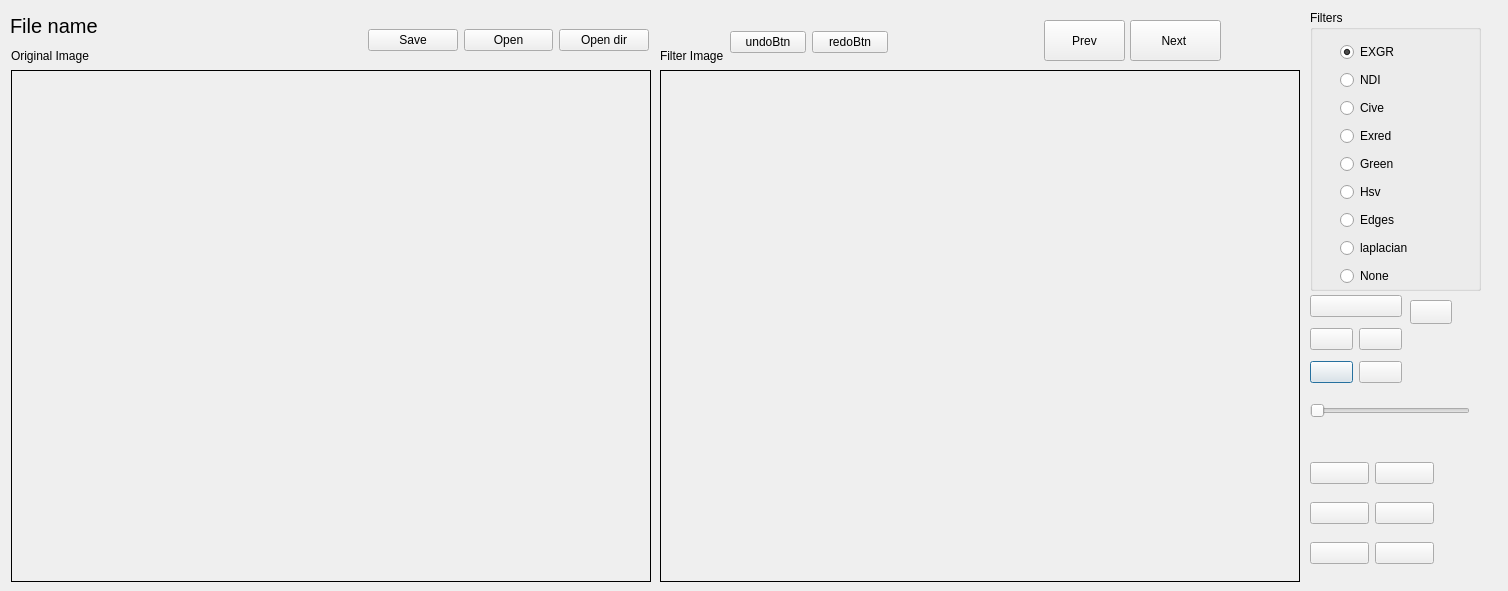
Before: the Qt Designer form main.ui in zaher88abd/Segmenter, drawn with Qt 5.
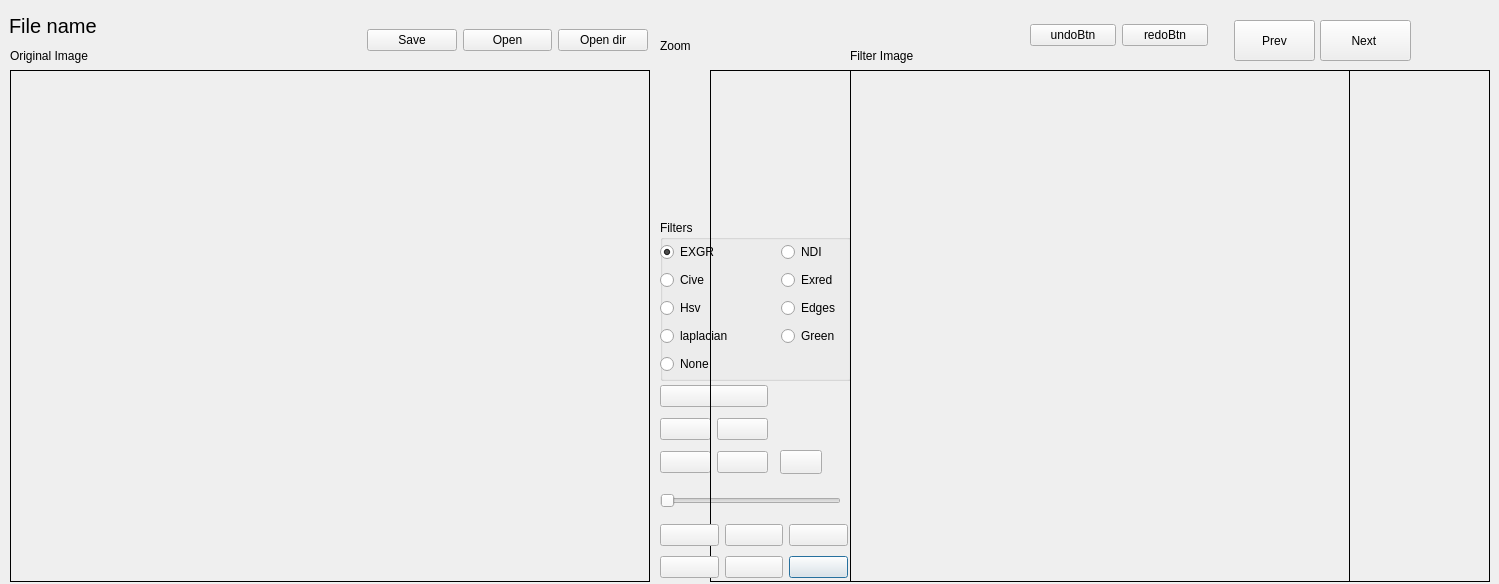
After: the same form once the commit is applied. Icons and pictures are not drawn.

Commit message: Add zoom linux

Diff of the .ui file:
```diff
--- a/main.ui
+++ b/main.ui
@@ -6,8 +6,8 @@
    <rect>
     <x>0</x>
     <y>0</y>
-    <width>1508</width>
-    <height>591</height>
+    <width>1499</width>
+    <height>584</height>
    </rect>
   </property>
   <property name="windowTitle">
@@ -19,7 +19,7 @@
   <widget class="QPushButton" name="prvBtn">
    <property name="geometry">
     <rect>
-     <x>1044</x>
+     <x>1234</x>
      <y>20</y>
      <width>81</width>
      <height>41</height>
@@ -38,7 +38,7 @@
   <widget class="QLabel" name="orgImg">
    <property name="geometry">
     <rect>
-     <x>11</x>
+     <x>10</x>
      <y>70</y>
      <width>640</width>
      <height>512</height>
@@ -57,7 +57,7 @@
   <widget class="QLabel" name="label">
    <property name="geometry">
     <rect>
-     <x>11</x>
+     <x>10</x>
      <y>45</y>
      <width>131</width>
      <height>21</height>
@@ -70,7 +70,7 @@
   <widget class="QLabel" name="label_2">
    <property name="geometry">
     <rect>
-     <x>660</x>
+     <x>850</x>
      <y>40</y>
      <width>101</width>
      <height>31</height>
@@ -83,10 +83,10 @@
   <widget class="QGroupBox" name="groupBox">
    <property name="geometry">
     <rect>
-     <x>1310</x>
-     <y>10</y>
-     <width>171</width>
-     <height>281</height>
+     <x>660</x>
+     <y>220</y>
+     <width>191</width>
+     <height>161</height>
     </rect>
    </property>
    <property name="toolTip">
@@ -98,14 +98,66 @@
    <widget class="QWidget" name="layoutWidget">
     <property name="geometry">
      <rect>
-      <x>30</x>
-      <y>30</y>
-      <width>131</width>
-      <height>251</height>
+      <x>0</x>
+      <y>20</y>
+      <width>181</width>
+      <height>136</height>
      </rect>
     </property>
-    <layout class="QVBoxLayout" name="verticalLayout">
-     <item>
+    <layout class="QGridLayout" name="gridLayout_3">
+     <item row="2" column="2">
+      <widget class="QRadioButton" name="radBtnEdges">
+       <property name="toolTip">
+        <string>Ctrl+Shift+F, 2</string>
+       </property>
+       <property name="text">
+        <string>Edges</string>
+       </property>
+       <property name="shortcut">
+        <string>Ctrl+Shift+F, 2</string>
+       </property>
+      </widget>
+     </item>
+     <item row="1" column="2">
+      <widget class="QRadioButton" name="radBtnExred">
+       <property name="toolTip">
+        <string>Ctrl+Shift+F, 2</string>
+       </property>
+       <property name="text">
+        <string>Exred</string>
+       </property>
+       <property name="shortcut">
+        <string>Ctrl+Shift+F, 2</string>
+       </property>
+      </widget>
+     </item>
+     <item row="4" column="0" colspan="3">
+      <widget class="QRadioButton" name="radBtnNon">
+       <property name="toolTip">
+        <string>Ctrl+Shift+F, 3</string>
+       </property>
+       <property name="text">
+        <string>None</string>
+       </property>
+       <property name="shortcut">
+        <string>Ctrl+Shift+F, 3</string>
+       </property>
+      </widget>
+     </item>
+     <item row="2" column="0">
+      <widget class="QRadioButton" name="radBtnHsv">
+       <property name="toolTip">
+        <string>Ctrl+Shift+F, 2</string>
+       </property>
+       <property name="text">
+        <string>Hsv</string>
+       </property>
+       <property name="shortcut">
+        <string>Ctrl+Shift+F, 2</string>
+       </property>
+      </widget>
+     </item>
+     <item row="0" column="0">
       <widget class="QRadioButton" name="radBtnEG">
        <property name="toolTip">
         <string>Ctrl+Shift+F, 1</string>
@@ -121,20 +173,7 @@
        </property>
       </widget>
      </item>
-     <item>
-      <widget class="QRadioButton" name="radBtnNDI">
-       <property name="toolTip">
-        <string>Ctrl+Shift+F, 2</string>
-       </property>
-       <property name="text">
-        <string>NDI</string>
-       </property>
-       <property name="shortcut">
-        <string>Ctrl+Shift+F, 2</string>
-       </property>
-      </widget>
-     </item>
-     <item>
+     <item row="1" column="0">
       <widget class="QRadioButton" name="radBtnCive">
        <property name="toolTip">
         <string>Ctrl+Shift+F, 2</string>
@@ -147,20 +186,7 @@
        </property>
       </widget>
      </item>
-     <item>
-      <widget class="QRadioButton" name="radBtnExred">
-       <property name="toolTip">
-        <string>Ctrl+Shift+F, 2</string>
-       </property>
-       <property name="text">
-        <string>Exred</string>
-       </property>
-       <property name="shortcut">
-        <string>Ctrl+Shift+F, 2</string>
-       </property>
-      </widget>
-     </item>
-     <item>
+     <item row="3" column="2">
       <widget class="QRadioButton" name="radBtnNdi">
        <property name="enabled">
         <bool>true</bool>
@@ -176,33 +202,7 @@
        </property>
       </widget>
      </item>
-     <item>
-      <widget class="QRadioButton" name="radBtnHsv">
-       <property name="toolTip">
-        <string>Ctrl+Shift+F, 2</string>
-       </property>
-       <property name="text">
-        <string>Hsv</string>
-       </property>
-       <property name="shortcut">
-        <string>Ctrl+Shift+F, 2</string>
-       </property>
-      </widget>
-     </item>
-     <item>
-      <widget class="QRadioButton" name="radBtnEdges">
-       <property name="toolTip">
-        <string>Ctrl+Shift+F, 2</string>
-       </property>
-       <property name="text">
-        <string>Edges</string>
-       </property>
-       <property name="shortcut">
-        <string>Ctrl+Shift+F, 2</string>
-       </property>
-      </widget>
-     </item>
-     <item>
+     <item row="3" column="0" colspan="2">
       <widget class="QRadioButton" name="radBtnLaplacian">
        <property name="toolTip">
         <string>Ctrl+Shift+F, 2</string>
@@ -215,13 +215,13 @@
        </property>
       </widget>
      </item>
-     <item>
-      <widget class="QRadioButton" name="radBtnNon">
+     <item row="0" column="2">
+      <widget class="QRadioButton" name="radBtnNDI">
        <property name="toolTip">
         <string>Ctrl+Shift+F, 3</string>
        </property>
        <property name="text">
-        <string>None</string>
+        <string>NDI</string>
        </property>
        <property name="shortcut">
         <string>Ctrl+Shift+F, 3</string>
@@ -234,7 +234,7 @@
   <widget class="QPushButton" name="nextBtn">
    <property name="geometry">
     <rect>
-     <x>1130</x>
+     <x>1320</x>
      <y>20</y>
      <width>91</width>
      <height>41</height>
@@ -253,7 +253,7 @@
   <widget class="QLabel" name="f_view">
    <property name="geometry">
     <rect>
-     <x>660</x>
+     <x>850</x>
      <y>70</y>
      <width>640</width>
      <height>512</height>
@@ -272,174 +272,9 @@
   <widget class="QWidget" name="layoutWidget">
    <property name="geometry">
     <rect>
-     <x>1310</x>
-     <y>450</y>
-     <width>124</width>
-     <height>128</height>
-    </rect>
-   </property>
-   <layout class="QGridLayout" name="gridLayout">
-    <item row="0" column="0">
-     <widget class="QPushButton" name="yellowkBtn">
-      <property name="acceptDrops">
-       <bool>false</bool>
-      </property>
-      <property name="toolTip">
-       <string>Ctrl+Shift+1</string>
-      </property>
-      <property name="text">
-       <string/>
-      </property>
-      <property name="shortcut">
-       <string>Ctrl+Shift+1</string>
-      </property>
-      <property name="autoDefault">
-       <bool>true</bool>
-      </property>
-      <property name="default">
-       <bool>true</bool>
-      </property>
-      <property name="flat">
-       <bool>false</bool>
-      </property>
-     </widget>
-    </item>
-    <item row="0" column="1">
-     <widget class="QPushButton" name="greenBtn">
-      <property name="acceptDrops">
-       <bool>false</bool>
-      </property>
-      <property name="toolTip">
-       <string>Ctrl+Shift+2</string>
-      </property>
-      <property name="text">
-       <string/>
-      </property>
-      <property name="shortcut">
-       <string>Ctrl+Shift+2</string>
-      </property>
-      <property name="autoDefault">
-       <bool>true</bool>
-      </property>
-      <property name="default">
-       <bool>true</bool>
-      </property>
-      <property name="flat">
-       <bool>false</bool>
-      </property>
-     </widget>
-    </item>
-    <item row="1" column="1">
-     <widget class="QPushButton" name="blackBtn">
-      <property name="acceptDrops">
-       <bool>false</bool>
-      </property>
-      <property name="toolTip">
-       <string>Ctrl+Shift+4</string>
-      </property>
-      <property name="text">
-       <string/>
-      </property>
-      <property name="shortcut">
-       <string>Ctrl+Shift+4</string>
-      </property>
-      <property name="autoDefault">
-       <bool>true</bool>
-      </property>
-      <property name="default">
-       <bool>true</bool>
-      </property>
-      <property name="flat">
-       <bool>false</bool>
-      </property>
-     </widget>
-    </item>
-    <item row="2" column="0">
-     <widget class="QPushButton" name="redBtn">
-      <property name="acceptDrops">
-       <bool>false</bool>
-      </property>
-      <property name="toolTip">
-       <string>Ctrl+Shift+5</string>
-      </property>
-      <property name="statusTip">
-       <string/>
-      </property>
-      <property name="text">
-       <string/>
-      </property>
-      <property name="shortcut">
-       <string>Ctrl+Shift+5</string>
-      </property>
-      <property name="autoDefault">
-       <bool>true</bool>
-      </property>
-      <property name="default">
-       <bool>true</bool>
-      </property>
-      <property name="flat">
-       <bool>false</bool>
-      </property>
-     </widget>
-    </item>
-    <item row="2" column="1">
-     <widget class="QPushButton" name="blueBtn">
-      <property name="acceptDrops">
-       <bool>false</bool>
-      </property>
-      <property name="toolTip">
-       <string>Ctrl+Shift+6</string>
-      </property>
-      <property name="text">
-       <string/>
-      </property>
-      <property name="shortcut">
-       <string>Ctrl+Shift+6</string>
-      </property>
-      <property name="autoDefault">
-       <bool>true</bool>
-      </property>
-      <property name="default">
-       <bool>true</bool>
-      </property>
-      <property name="flat">
-       <bool>false</bool>
-      </property>
-     </widget>
-    </item>
-    <item row="1" column="0">
-     <widget class="QPushButton" name="whiteBtn">
-      <property name="acceptDrops">
-       <bool>false</bool>
-      </property>
-      <property name="toolTip">
-       <string>Ctrl+Shift+3</string>
-      </property>
-      <property name="text">
-       <string/>
-      </property>
-      <property name="shortcut">
-       <string>Ctrl+Shift+3</string>
-      </property>
-      <property name="autoDefault">
-       <bool>true</bool>
-      </property>
-      <property name="default">
-       <bool>true</bool>
-      </property>
-      <property name="flat">
-       <bool>false</bool>
-      </property>
-     </widget>
-    </item>
-   </layout>
-  </widget>
-  <widget class="QWidget" name="layoutWidget">
-   <property name="geometry">
-    <rect>
-     <x>1310</x>
-     <y>290</y>
-     <width>92</width>
+     <x>660</x>
+     <y>380</y>
+     <width>108</width>
      <height>101</height>
     </rect>
    </property>
@@ -581,7 +416,7 @@
   <widget class="QLabel" name="filename">
    <property name="geometry">
     <rect>
-     <x>110</x>
+     <x>109</x>
      <y>10</y>
      <width>121</width>
      <height>31</height>
@@ -599,7 +434,7 @@
   <widget class="QLabel" name="filename_2">
    <property name="geometry">
     <rect>
-     <x>10</x>
+     <x>9</x>
      <y>10</y>
      <width>91</width>
      <height>31</height>
@@ -617,9 +452,9 @@
   <widget class="QSlider" name="horizontalSlider">
    <property name="geometry">
     <rect>
-     <x>1310</x>
-     <y>400</y>
-     <width>160</width>
+     <x>660</x>
+     <y>490</y>
+     <width>181</width>
      <height>22</height>
     </rect>
    </property>
@@ -642,8 +477,8 @@
   <widget class="QPushButton" name="cleanBtn_2">
    <property name="geometry">
     <rect>
-     <x>1410</x>
-     <y>300</y>
+     <x>780</x>
+     <y>450</y>
      <width>42</width>
      <height>24</height>
     </rect>
@@ -656,10 +491,10 @@
      <normaloff>icons/Clear-icon.png</normaloff>icons/Clear-icon.png</iconset>
    </property>
   </widget>
-  <widget class="QWidget" name="">
+  <widget class="QWidget" name="layoutWidget">
    <property name="geometry">
     <rect>
-     <x>368</x>
+     <x>367</x>
      <y>20</y>
      <width>281</width>
      <height>41</height>
@@ -707,13 +542,13 @@
     </item>
    </layout>
   </widget>
-  <widget class="QWidget" name="">
+  <widget class="QWidget" name="layoutWidget">
    <property name="geometry">
     <rect>
-     <x>730</x>
-     <y>30</y>
-     <width>158</width>
-     <height>25</height>
+     <x>1030</x>
+     <y>10</y>
+     <width>178</width>
+     <height>51</height>
     </rect>
    </property>
    <layout class="QHBoxLayout" name="horizontalLayout_2">
@@ -742,6 +577,203 @@
     </item>
    </layout>
   </widget>
+  <widget class="QLabel" name="zoomImg">
+   <property name="geometry">
+    <rect>
+     <x>710</x>
+     <y>70</y>
+     <width>640</width>
+     <height>512</height>
+    </rect>
+   </property>
+   <property name="frameShape">
+    <enum>QFrame::Box</enum>
+   </property>
+   <property name="text">
+    <string/>
+   </property>
+   <property name="textFormat">
+    <enum>Qt::AutoText</enum>
+   </property>
+  </widget>
+  <widget class="QLabel" name="label_3">
+   <property name="geometry">
+    <rect>
+     <x>660</x>
+     <y>30</y>
+     <width>101</width>
+     <height>31</height>
+    </rect>
+   </property>
+   <property name="text">
+    <string>Zoom</string>
+   </property>
+  </widget>
+  <widget class="QWidget" name="layoutWidget">
+   <property name="geometry">
+    <rect>
+     <x>660</x>
+     <y>520</y>
+     <width>188</width>
+     <height>62</height>
+    </rect>
+   </property>
+   <layout class="QGridLayout" name="gridLayout">
+    <item row="0" column="0">
+     <widget class="QPushButton" name="yellowkBtn">
+      <property name="acceptDrops">
+       <bool>false</bool>
+      </property>
+      <property name="toolTip">
+       <string>Ctrl+Shift+1</string>
+      </property>
+      <property name="text">
+       <string/>
+      </property>
+      <property name="shortcut">
+       <string>Ctrl+Shift+1</string>
+      </property>
+      <property name="autoDefault">
+       <bool>true</bool>
+      </property>
+      <property name="default">
+       <bool>true</bool>
+      </property>
+      <property name="flat">
+       <bool>false</bool>
+      </property>
+     </widget>
+    </item>
+    <item row="0" column="1">
+     <widget class="QPushButton" name="greenBtn">
+      <property name="acceptDrops">
+       <bool>false</bool>
+      </property>
+      <property name="toolTip">
+       <string>Ctrl+Shift+2</string>
+      </property>
+      <property name="text">
+       <string/>
+      </property>
+      <property name="shortcut">
+       <string>Ctrl+Shift+2</string>
+      </property>
+      <property name="autoDefault">
+       <bool>true</bool>
+      </property>
+      <property name="default">
+       <bool>true</bool>
+      </property>
+      <property name="flat">
+       <bool>false</bool>
+      </property>
+     </widget>
+    </item>
+    <item row="0" column="2">
+     <widget class="QPushButton" name="whiteBtn">
+      <property name="acceptDrops">
+       <bool>false</bool>
+      </property>
+      <property name="toolTip">
+       <string>Ctrl+Shift+3</string>
+      </property>
+      <property name="text">
+       <string/>
+      </property>
+      <property name="shortcut">
+       <string>Ctrl+Shift+3</string>
+      </property>
+      <property name="autoDefault">
+       <bool>true</bool>
+      </property>
+      <property name="default">
+       <bool>true</bool>
+      </property>
+      <property name="flat">
+       <bool>false</bool>
+      </property>
+     </widget>
+    </item>
+    <item row="1" column="0">
+     <widget class="QPushButton" name="blackBtn">
+      <property name="acceptDrops">
+       <bool>false</bool>
+      </property>
+      <property name="toolTip">
+       <string>Ctrl+Shift+4</string>
+      </property>
+      <property name="text">
+       <string/>
+      </property>
+      <property name="shortcut">
+       <string>Ctrl+Shift+4</string>
+      </property>
+      <property name="autoDefault">
+       <bool>true</bool>
+      </property>
+      <property name="default">
+       <bool>true</bool>
+      </property>
+      <property name="flat">
+       <bool>false</bool>
+      </property>
+     </widget>
+    </item>
+    <item row="1" column="1">
+     <widget class="QPushButton" name="redBtn">
+      <property name="acceptDrops">
+       <bool>false</bool>
+      </property>
+      <property name="toolTip">
+       <string>Ctrl+Shift+5</string>
+      </property>
+      <property name="statusTip">
+       <string/>
+      </property>
+      <property name="text">
+       <string/>
+      </property>
+      <property name="shortcut">
+       <string>Ctrl+Shift+5</string>
+      </property>
+      <property name="autoDefault">
+       <bool>true</bool>
+      </property>
+      <property name="default">
+       <bool>true</bool>
+      </property>
+      <property name="flat">
+       <bool>false</bool>
+      </property>
+     </widget>
+    </item>
+    <item row="1" column="2">
+     <widget class="QPushButton" name="blueBtn">
+      <property name="acceptDrops">
+       <bool>false</bool>
+      </property>
+      <property name="toolTip">
+       <string>Ctrl+Shift+6</string>
+      </property>
+      <property name="text">
+       <string/>
+      </property>
+      <property name="shortcut">
+       <string>Ctrl+Shift+6</string>
+      </property>
+      <property name="autoDefault">
+       <bool>true</bool>
+      </property>
+      <property name="default">
+       <bool>true</bool>
+      </property>
+      <property name="flat">
+       <bool>false</bool>
+      </property>
+     </widget>
+    </item>
+   </layout>
+  </widget>
  </widget>
  <resources/>
  <connections/>
```
Left out of the diff: 42 changed lines with no effect on the pictures. The commit also changes 4 other files.
